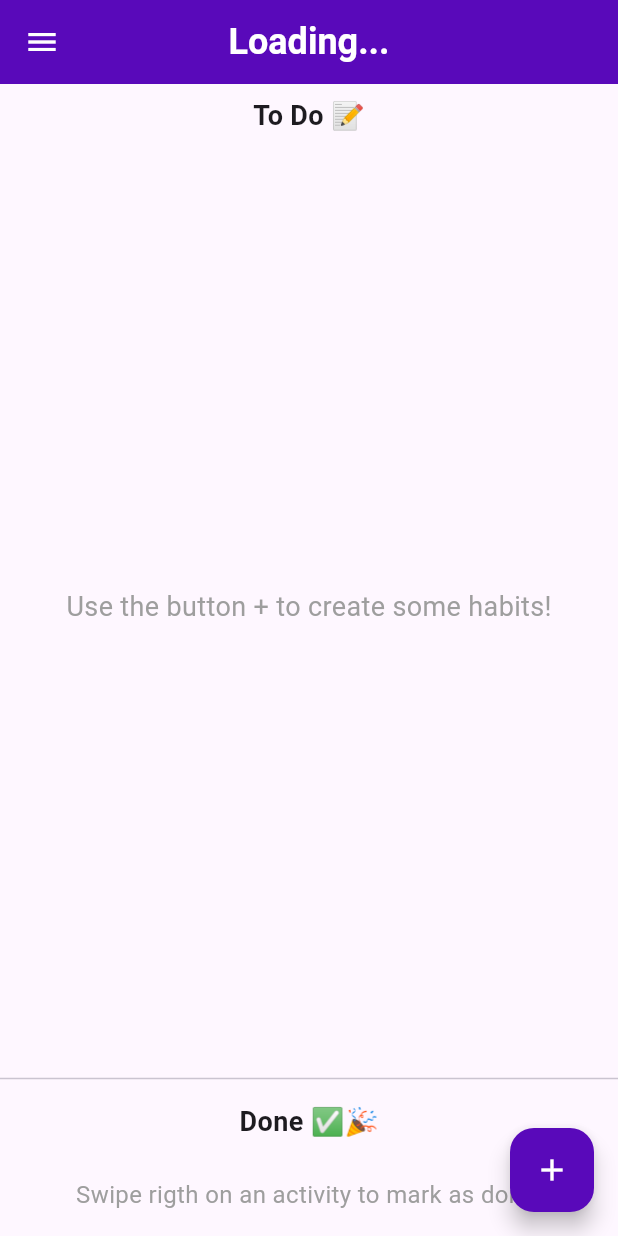
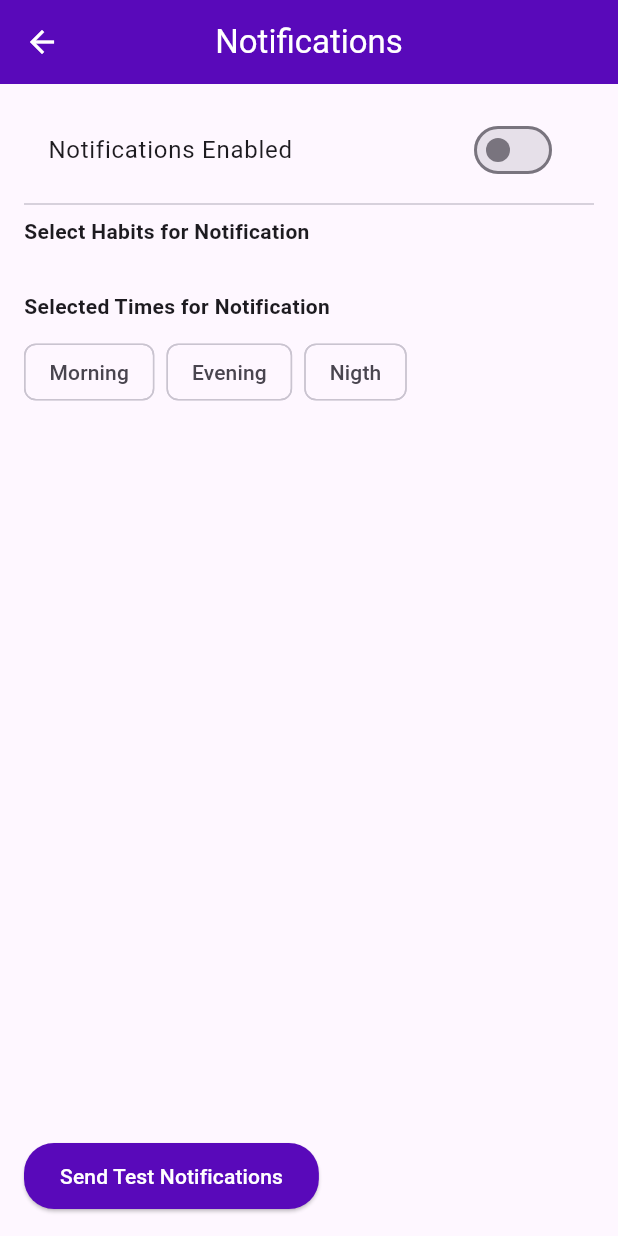
Before and after one commit to GastonBartolucci05/DailyHabit_app, a Flutter app: the HomeScreen screen opened directly with empty values, in the side drawer, after a tap on "Notifications", on a phone screen of 412 x 824 dp. Run offline on Flutter 3.47's test engine with Material 3 defaults, Android fonts, the phone set to English and light mode, and no system bars; our stand-ins replace fluttertoast, shared_preferences; missing offline and left inert: dart:html; accounts and stored records are empty.

Commit message:
notifications screen

```diff
--- a/lib/screens/home_screen.dart
+++ b/lib/screens/home_screen.dart
@@ -2,6 +2,7 @@ import 'dart:convert';
 
 import 'package:dailyhabit_app/screens/add_habit_screen.dart';
 import 'package:dailyhabit_app/screens/login_screen.dart';
+import 'package:dailyhabit_app/screens/notifications_screen.dart';
 import 'package:dailyhabit_app/screens/personal_info_screen.dart';
 import 'package:dailyhabit_app/screens/reports_screen.dart';
 import 'package:flutter/material.dart';
@@ -167,7 +168,15 @@ class _HomeScreenState extends State<HomeScreen> {
                   'Notifications',
                   style: TextStyle(color: Colors.black),
                 ),
-                onTap: () => Navigator.pop(context),
+                onTap: () {
+                  Navigator.pop(context);
+                  Navigator.push(
+                    context,
+                    MaterialPageRoute(
+                      builder: (context) => NotificationsScreen(),
+                    ),
+                  );
+                },
               ),
               ListTile(
                 leading: const Icon(Icons.logout, color: Colors.black),
--- /dev/null
+++ b/lib/screens/notifications_screen.dart
@@ -0,0 +1,178 @@
+import 'dart:convert';
+
+import 'package:flutter/material.dart';
+import 'dart:html' as html;
+import 'package:shared_preferences/shared_preferences.dart';
+
+class NotificationsScreen extends StatefulWidget {
+  const NotificationsScreen({super.key});
+
+  @override
+  State<NotificationsScreen> createState() => _NotificationsScreenState();
+}
+
+class _NotificationsScreenState extends State<NotificationsScreen> {
+  bool notificationsEnabled = false;
+  List<String> selectHabits = [];
+  List<String> selectedTimes = [];
+  Map<String, String> allHabitsMap = {};
+
+  @override
+  void initState() {
+    super.initState();
+    _loadData();
+  }
+
+  Future<void> _loadData() async {
+    SharedPreferences prefs = await SharedPreferences.getInstance();
+    setState(() {
+      notificationsEnabled = prefs.getBool('notificationsEnabled') ?? false;
+      allHabitsMap = Map<String, String>.from(
+        jsonDecode(prefs.getString('selectedHabitsMap') ?? '{}'),
+      );
+      selectHabits = prefs.getStringList('notificationHabit') ?? [];
+      selectedTimes = prefs.getStringList('notificationsTimes') ?? [];
+    });
+  }
+
+  Future<void> _saveNotificationSettings() async {
+    SharedPreferences prefs = await SharedPreferences.getInstance();
+    await prefs.setBool('notificationEnabled', notificationsEnabled);
+    await prefs.setStringList('notificationHabits', selectHabits);
+    await prefs.setStringList('notificationTimes', selectedTimes);
+  }
+
+  Color _getColorFromHex(String hexColor) {
+    hexColor = hexColor.replaceAll('#', '');
+    if (hexColor.length == 6) {
+      hexColor = 'FF$hexColor';
+    }
+    return Color(int.parse('0x$hexColor'));
+  }
+
+  void _sendTestNotification() {
+    if (html.Notification.permission != "granted") {
+      html.Notification.requestPermission().then((permission) {
+        if (permission == 'granted') {
+          html.Notification(
+            "Habit Reminder",
+            body: "It's time to work on your habits!",
+          );
+          print('Notification permission granted. Notification sent.');
+        } else {
+          print('Notification permission denied.');
+        }
+      });
+    } else {
+      html.Notification(
+        "Habit Reminder",
+        body: "It's time to work on your habits!",
+      );
+      print('Notification sent directly.');
+    }
+  }
+
+  @override
+  Widget build(BuildContext context) {
+    return Scaffold(
+      appBar: AppBar(
+        iconTheme: IconThemeData(color: Colors.white),
+        centerTitle: true,
+        backgroundColor: const Color(0xFF5909BA),
+        title: Text("Notifications", style: TextStyle(color: Colors.white)),
+      ),
+      body: Padding(
+        padding: const EdgeInsets.all(16),
+        child: Column(
+          crossAxisAlignment: CrossAxisAlignment.start,
+          children: [
+            SwitchListTile(
+              title: Text('Notifications Enabled'),
+              value: notificationsEnabled,
+              onChanged: (value) {
+                setState(() {
+                  notificationsEnabled = value;
+                });
+                _saveNotificationSettings();
+              },
+            ),
+            Divider(),
+            Text(
+              'Select Habits for Notification',
+              style: TextStyle(fontWeight: FontWeight.bold),
+            ),
+            SizedBox(height: 10),
+            Wrap(
+              spacing: 8,
+              runSpacing: 8,
+              children: allHabitsMap.entries.map((entry) {
+                final habit = entry.key;
+                final colorHex = entry.value;
+                final color = _getColorFromHex(colorHex);
+                return FilterChip(
+                  label: Text(habit),
+                  labelStyle: TextStyle(color: color),
+                  selected: selectHabits.contains(habit),
+                  selectedColor: color.withOpacity(0.3),
+                  backgroundColor: Colors.white,
+                  side: BorderSide(color: color, width: 2.0),
+                  onSelected: (bool selected) {
+                    setState(() {
+                      if (selected) {
+                        selectHabits.add(habit);
+                      } else {
+                        selectHabits.remove(habit);
+                      }
+                    });
+                    _saveNotificationSettings();
+                  },
+                );
+              }).toList(),
+            ),
+            SizedBox(height: 20),
+            Text(
+              'Selected Times for Notification',
+              style: TextStyle(fontWeight: FontWeight.bold),
+            ),
+            SizedBox(height: 10),
+            Wrap(
+              spacing: 8,
+              runSpacing: 8,
+              children: ['Morning', 'Evening', 'Nigth'].map((time) {
+                return FilterChip(
+                  label: Text(time),
+                  selected: selectedTimes.contains(time),
+                  onSelected: (bool selected) {
+                    setState(() {
+                      if (selected) {
+                        selectedTimes.add(time);
+                      } else {
+                        selectedTimes.remove(time);
+                      }
+                    });
+                    _saveNotificationSettings();
+                  },
+                );
+              }).toList(),
+            ),
+            Spacer(),
+            ElevatedButton(
+              onPressed: () {
+                _sendTestNotification();
+              },
+              child: Text('Send Test Notifications'),
+              style: ElevatedButton.styleFrom(
+                backgroundColor: const Color(0xFF5909BA),
+                foregroundColor: Colors.white,
+                shape: RoundedRectangleBorder(
+                  borderRadius: BorderRadius.circular(20),
+                ),
+                padding: EdgeInsets.symmetric(horizontal: 24, vertical: 12),
+              ),
+            ),
+          ],
+        ),
+      ),
+    );
+  }
+}
```
